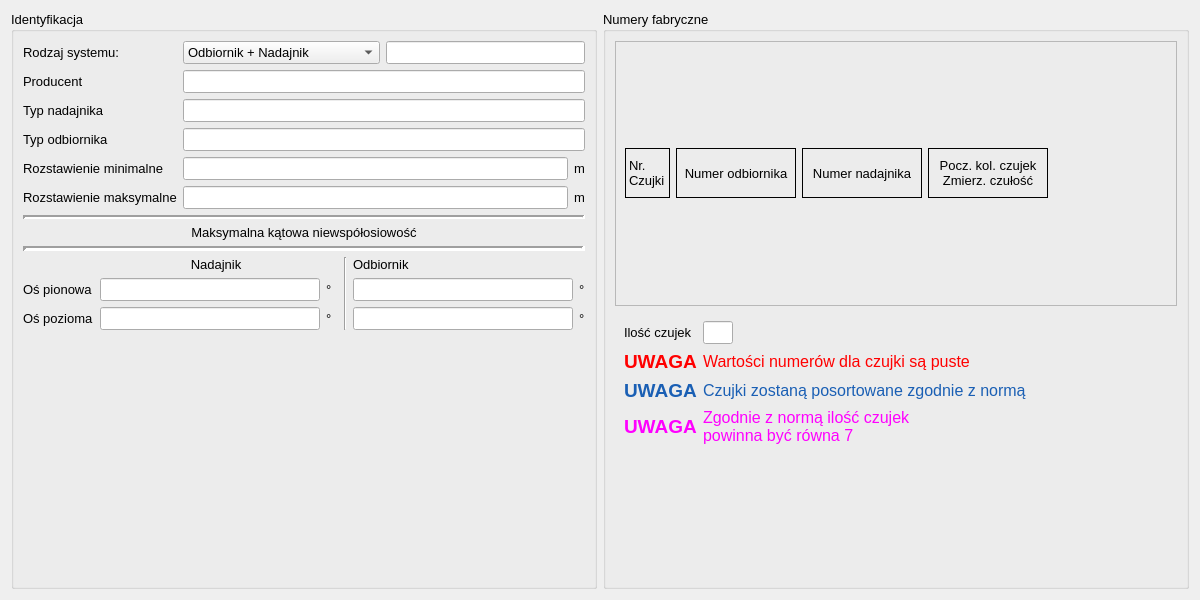
Above: CzujkiLinioweApp/parametrybadaniaczujkidlg.ui from wiacekmarcin/CzujkiLiniowe before the change. Below: the same form after it.
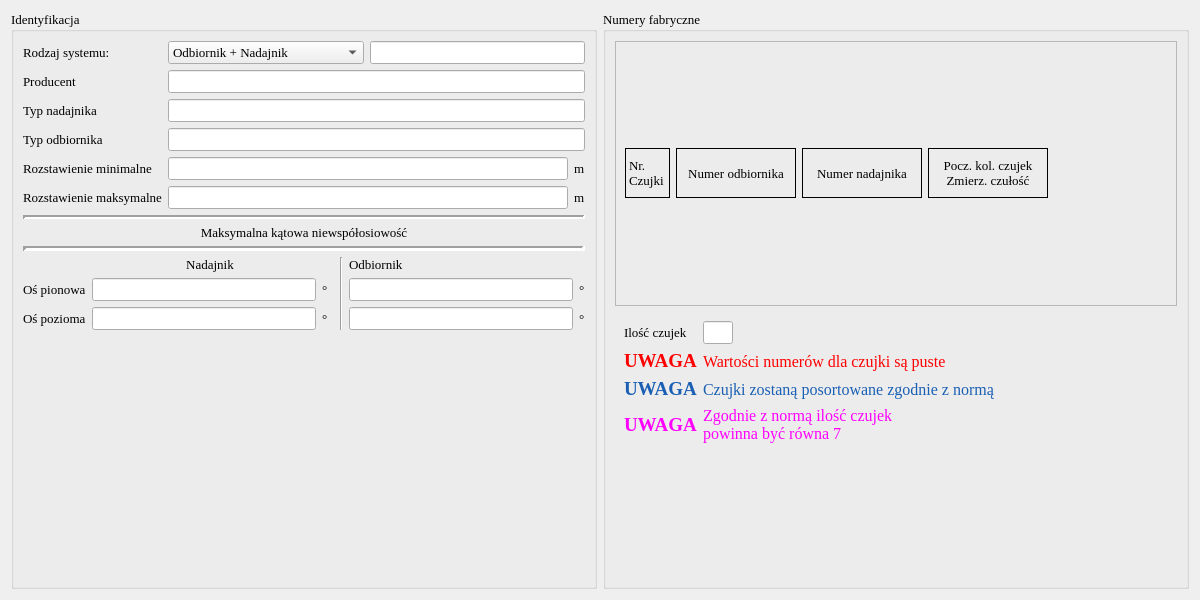
That is the form after the change.

The edit to the form file:
```diff
--- a/CzujkiLinioweApp/parametrybadaniaczujkidlg.ui
+++ b/CzujkiLinioweApp/parametrybadaniaczujkidlg.ui
@@ -24,7 +24,7 @@
   </property>
   <property name="font">
    <font>
-    <family>Arial</family>
+    <family>Times New Roman</family>
     <pointsize>10</pointsize>
    </font>
   </property>
@@ -409,7 +409,7 @@
           <widget class="QLabel" name="luwaga">
            <property name="font">
             <font>
-             <family>Arial</family>
+             <family>Times New Roman</family>
              <pointsize>14</pointsize>
              <bold>true</bold>
             </font>
@@ -426,7 +426,7 @@
           <widget class="QLabel" name="lcontext">
            <property name="font">
             <font>
-             <family>Arial</family>
+             <family>Times New Roman</family>
              <pointsize>12</pointsize>
             </font>
            </property>
@@ -445,7 +445,7 @@
           <widget class="QLabel" name="lError">
            <property name="font">
             <font>
-             <family>Arial</family>
+             <family>Times New Roman</family>
              <pointsize>14</pointsize>
              <bold>true</bold>
             </font>
@@ -462,7 +462,7 @@
           <widget class="QLabel" name="error">
            <property name="font">
             <font>
-             <family>Arial</family>
+             <family>Times New Roman</family>
              <pointsize>12</pointsize>
             </font>
            </property>
@@ -501,7 +501,7 @@
           <widget class="QLabel" name="lUwaga2">
            <property name="font">
             <font>
-             <family>Arial</family>
+             <family>Times New Roman</family>
              <pointsize>14</pointsize>
              <bold>true</bold>
             </font>
@@ -518,7 +518,7 @@
           <widget class="QLabel" name="lContext2">
            <property name="font">
             <font>
-             <family>Arial</family>
+             <family>Times New Roman</family>
              <pointsize>12</pointsize>
             </font>
            </property>
```
